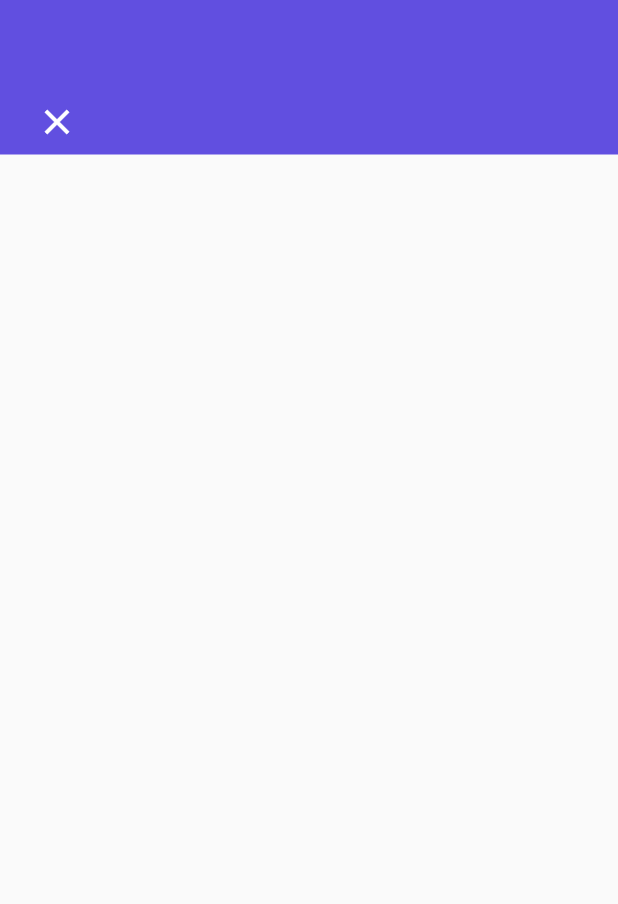
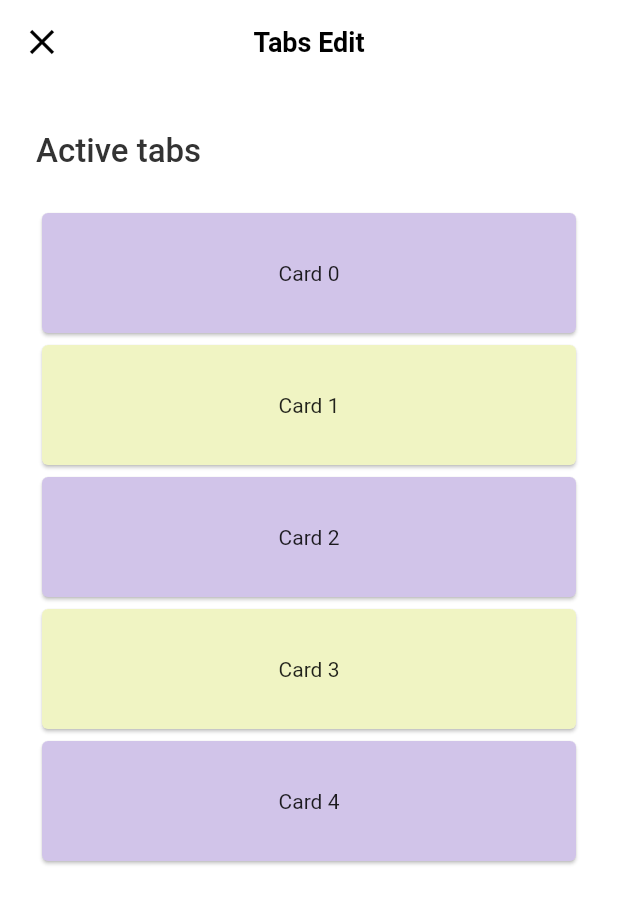
Before and after one commit to CamenRyder/Ecommerce_UI, a Flutter app: the EditTabsScreen screen opened by its route, on a phone screen of 412 x 824 dp. Shown: the top 904 px of the screen. Run offline on Flutter 3.47's test engine with Material 3 defaults, Android fonts, the phone set to English and light mode, and no system bars; our stand-ins replace flutter_screenutil, flutter_spinkit, flutter_svg, get; missing offline and left inert: hidable.

Commit message:
FIX drag list option filter

```diff
--- a/ecommerce_brand/lib/core/utils/theme/typograhpy.dart
+++ b/ecommerce_brand/lib/core/utils/theme/typograhpy.dart
@@ -1,36 +1,23 @@
 import 'package:ecommerce_brand/core/utils/theme/colors.dart';
 import 'package:flutter/material.dart';
-
 
 class AppTypography {
   static const headerPrimary = TextStyle(
       fontSize: 18, fontWeight: FontWeight.w600, color: AppColors.primary);
 
   static const header = TextStyle(
-    fontSize: 18,
-    fontWeight: FontWeight.w600,
-    color: AppColors.black
-  );
+      fontSize: 18, fontWeight: FontWeight.w600, color: AppColors.black);
 
   static const headerLight = TextStyle(
       fontSize: 18, color: AppColors.textLight, fontWeight: FontWeight.w600);
 
   static const bodyRegular = TextStyle(
-    fontSize: 14,
-    fontWeight: FontWeight.normal,
-    color: AppColors.black
-  );
+      fontSize: 14, fontWeight: FontWeight.normal, color: AppColors.black);
 
   static const bodyNormal = TextStyle(
-    fontSize: 14,
-    fontWeight: FontWeight.w400,
-    color: AppColors.textGrey
-  );
+      fontSize: 14, fontWeight: FontWeight.w400, color: AppColors.textGrey);
   static const bodyNormalBold = TextStyle(
-    fontSize: 14,
-    fontWeight: FontWeight.w600,
-    color: AppColors.black
-  );
+      fontSize: 14, fontWeight: FontWeight.w600, color: AppColors.black);
 
   static const bodyRegularLight = TextStyle(
       fontSize: 14, fontWeight: FontWeight.normal, color: AppColors.primary);
@@ -41,4 +28,9 @@ class AppTypography {
   );
   static const bodyBoldLight = TextStyle(
       fontSize: 16, fontWeight: FontWeight.bold, color: AppColors.textLight);
+
+  static const bodyLarge = TextStyle(
+      fontSize: 22,
+      fontWeight: FontWeight.w500,
+      color: Color.fromARGB(255, 51, 51, 51));
 }
--- a/ecommerce_brand/lib/screens/edit tabs/screens/edit_tabs_screen.dart
+++ b/ecommerce_brand/lib/screens/edit tabs/screens/edit_tabs_screen.dart
@@ -1,5 +1,7 @@
 import 'package:ecommerce_brand/core/utils/constant/string_utils.dart';
 import 'package:ecommerce_brand/core/utils/theme/colors.dart';
+import 'package:ecommerce_brand/core/utils/theme/styles.dart';
+import 'package:ecommerce_brand/core/utils/theme/typograhpy.dart';
 import 'package:flutter/material.dart';
 import 'package:get/get.dart';
 
@@ -11,37 +13,129 @@ class EditTabsScreen extends StatefulWidget {
 }
 
 class _EditTabsScreen extends State<EditTabsScreen> {
+  final List<int> _items = List<int>.generate(5, (int index) => index);
+
   @override
   Widget build(BuildContext context) {
+    final ColorScheme colorScheme = Theme.of(context).colorScheme;
+    final Color oddItemColor = Colors.lime.shade100;
+    final Color evenItemColor = Colors.deepPurple.shade100;
+
+    final List<Card> cards = <Card>[
+      for (int index = 0; index < _items.length; index += 1)
+        Card(
+          key: Key('$index'),
+          color: _items[index].isOdd ? oddItemColor : evenItemColor,
+          child: SizedBox(
+            height: 80,
+            child: Center(
+              child: Text('Card ${_items[index]}'),
+            ),
+          ),
+        ),
+    ];
+
+    Widget proxyDecorator(
+        Widget child, int index, Animation<double> animation) {
+      return AnimatedBuilder(
+        animation: animation,
+        builder: (BuildContext context, Widget? child) {
+          final double animValue = Curves.easeInOut.transform(animation.value);
+          final double elevation = lerpDouble(1, 6, animValue)!;
+          final double scale = lerpDouble(1, 1.02, animValue)!;
+          return Transform.scale(
+            scale: scale,
+            // Create a Card based on the color and the content of the dragged one
+            // and set its elevation to the animated value.
+            child: Card(
+              elevation: elevation,
+              color: cards[index].color,
+              child: cards[index].child,
+            ),
+          );
+        },
+        child: child,
+      );
+    }
+
     return Scaffold(
-      body: Column(
-        children: [
-          Container(
-            height: MediaQuery.sizeOf(context).height / 8,
-            padding: const EdgeInsets.symmetric(
-                horizontal: Constant.paddingHorizontal,
-                vertical: Constant.paddingVertical),
-            color: AppColors.primary,
-            child: Align(
-              alignment: Alignment.bottomCenter,
-              child: Row(
-                children: [
-                  GestureDetector(
+        backgroundColor: AppColors.backgroundWhite,
+        appBar: AppBar(
+          elevation: 0,
+          centerTitle: true,
+          backgroundColor: AppColors.backgroundWhite,
+          title: const Text("Tabs Edit", style: AppTypography.header),
+          leading: GestureDetector(
             onTap: () {
               Get.back();
             },
             child: const Icon(
               Icons.close,
               size: 28,
-                      color: AppColors.background,
+              color: AppColors.black,
+            ),
+          ),
+        ),
+        body: SafeArea(
+          child: Container(
+            padding: const EdgeInsets.symmetric(
+                horizontal: Constant.paddingHorizontal,
+                vertical: Constant.paddingVertical),
+            child: Column(
+              mainAxisAlignment: MainAxisAlignment.start,
+              crossAxisAlignment: CrossAxisAlignment.start,
+              children: [
+                Container(
+                  padding: const EdgeInsets.symmetric(
+                      vertical: Constant.paddingHorizontal),
+                  child:
+                      const Text("Active tabs", style: AppTypography.bodyLarge),
+                ),
+                Expanded(
+                  child: ReorderableListView(
+                    // padding: const EdgeInsets.symmetric(horizontal: 40),
+
+                    children: cards,
+                    onReorder: (int oldIndex, int newIndex) {
+                      setState(() {
+                        if (oldIndex < newIndex) {
+                          newIndex -= 1;
+                        }
+                        final int item = _items.removeAt(oldIndex);
+                        _items.insert(newIndex, item);
+                      });
+                    },
                   ),
                 )
               ],
             ),
           ),
-          )
-        ],
-      ),
-    );
+        ));
   }
 }
+
+  // Widget _headerEditTabsScreen() {
+  //   return Container(
+  //     color: AppColors.primary,
+  //     child: Row(
+  //       children: [
+  //         GestureDetector(
+  //           onTap: () {
+  //             Get.back();
+  //           },
+  //           child: const Icon(
+  //             Icons.close,
+  //             size: 28,
+  //             color: AppColors.black,
+  //           ),
+  //         ),
+  //         Expanded(child: Container()),
+  //         const Text("Tabs Edit", style: AppTypography.header),
+  //         Expanded(child: Container()),
+  //         const SizedBox(
+  //           width: 28,
+  //         )
+  //       ],
+  //     ),
+  //   );
+  // }
```
Also changed, not shown: ecommerce_brand/lib/core/utils/theme/assets.gen.dart (+95 -2 lines), ecommerce_brand/assets/icons/ic_tag.svg (added), ecommerce_brand/assets/images/avt_addidas.png (added), ecommerce_brand/assets/images/avt_lacoste.png (added), ecommerce_brand/assets/images/avt_levi.png (added). Lines whose indentation alone changed are shown as unchanged.
